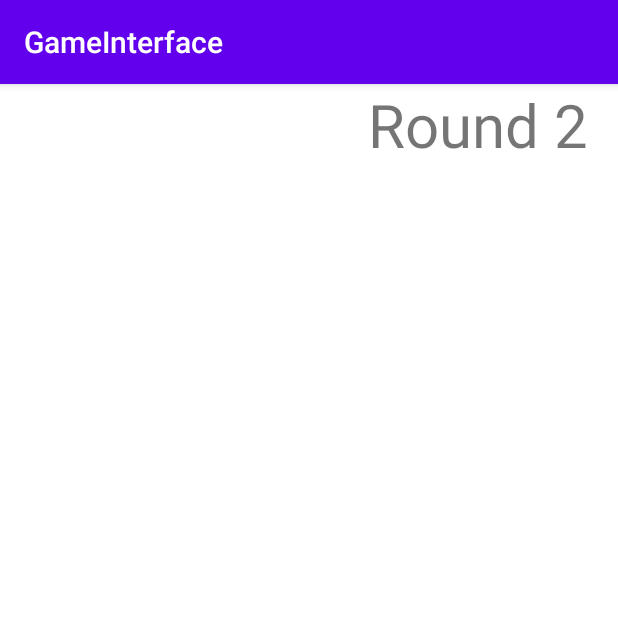
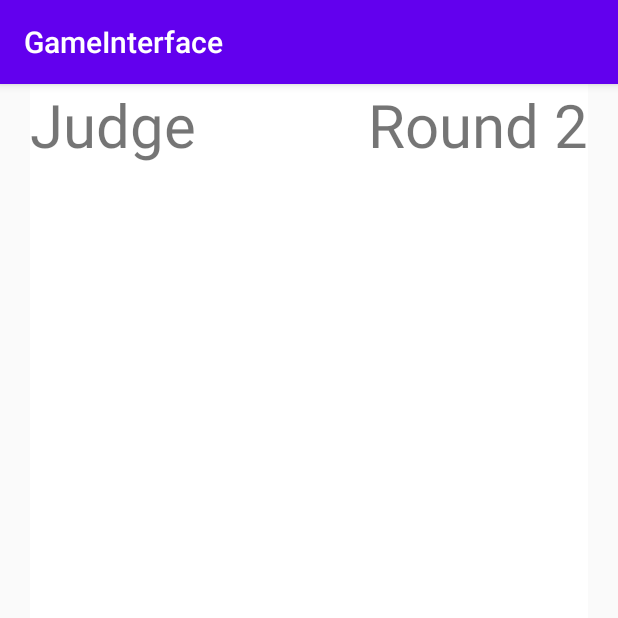
Before and after one commit to deweythedeci/GameInterface, an Android app: the screen it shows after launch (MainActivity), on a phone screen of 412 x 824 dp, the top half of it. Run offline under Robolectric (Android 15) with nearby library versions, the phone set to English and light mode, and no system bars.

Commit message:
Added Judge label and made margins

```diff
--- a/app/src/main/res/layout/activity_main.xml
+++ b/app/src/main/res/layout/activity_main.xml
@@ -4,6 +4,10 @@
     xmlns:tools="http://schemas.android.com/tools"
     android:layout_width="match_parent"
     android:layout_height="match_parent"
+    android:layout_marginStart="20sp"
+    android:layout_marginLeft="20sp"
+    android:layout_marginEnd="20sp"
+    android:layout_marginRight="20sp"
     tools:context=".MainActivity">
 
     <com.example.gameinterface.CustomSurfaceView
@@ -19,11 +23,18 @@
         android:background="#FFFFFF"
         android:foregroundGravity="top|right"
         android:gravity="right|top"
-        android:text="Round 2  "
+        android:text="Round 2"
         android:textSize="40sp"
         app:layout_constraintBottom_toBottomOf="parent"
         app:layout_constraintLeft_toLeftOf="parent"
         app:layout_constraintRight_toRightOf="parent"
         app:layout_constraintTop_toTopOf="parent" />
 
+    <TextView
+        android:id="@+id/judgeLabel"
+        android:layout_width="0dp"
+        android:layout_height="wrap_content"
+        android:text="Judge"
+        android:textSize="40sp" />
+
 </androidx.constraintlayout.widget.ConstraintLayout>
```
